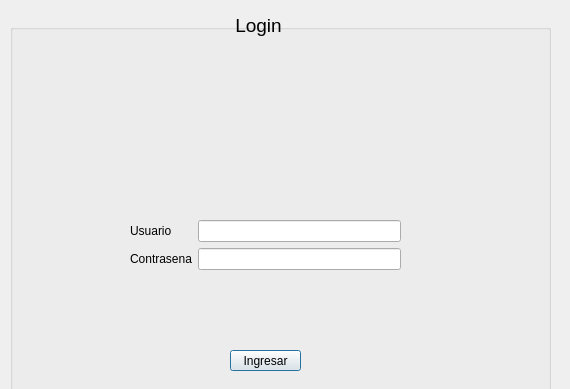
Above: Programa/ui_files/LoginDialog.ui from fr4j4/TrabajoTallerConstruccionSw before the change. Below: the same form after it.
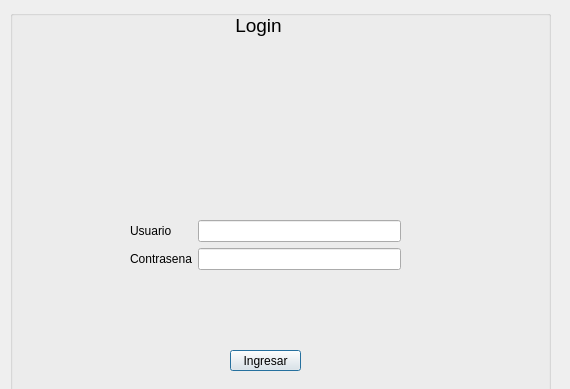
That is the form after the change. Icons and pictures are not drawn.

Commit message: Agregado el icono a las ui

```diff
--- a/Programa/ui_files/LoginDialog.ui
+++ b/Programa/ui_files/LoginDialog.ui
@@ -23,7 +23,7 @@
     </rect>
    </property>
    <property name="title">
-    <string>                                                                 </string>
+    <string/>
    </property>
    <widget class="QWidget" name="formLayoutWidget_3">
     <property name="geometry">
```
Left out of the diff: 8 changed lines with no effect on the pictures. The commit also changes 7 other files.
